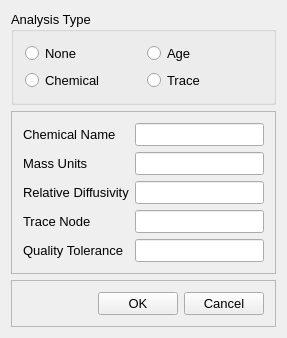
Qt form src/ui/EPANET/frmQualityOptionsDesigner.ui (USEPA/SWMM-EPANET_User_Interface) before a commit.
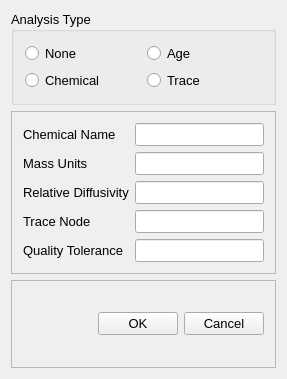
The same form after that commit.

The edit to the form file:
```diff
--- a/src/ui/EPANET/frmQualityOptionsDesigner.ui
+++ b/src/ui/EPANET/frmQualityOptionsDesigner.ui
@@ -7,7 +7,7 @@
     <x>0</x>
     <y>0</y>
     <width>287</width>
-    <height>311</height>
+    <height>379</height>
    </rect>
   </property>
   <property name="font">
```
